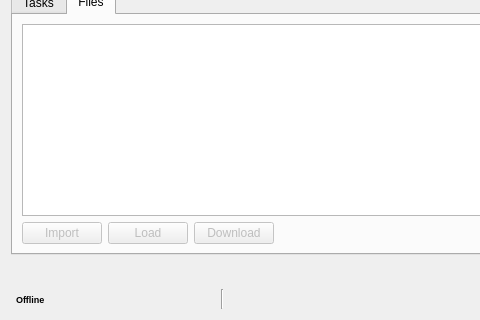
The window that module/wildchildanimation/gui/forms/maya/form.ui (dearyangyu/swing) describes before a commit, drawn with Qt 5; both pictures show x 0 to 480 and y 171 to 491 of the 650 by 491 pixel window.
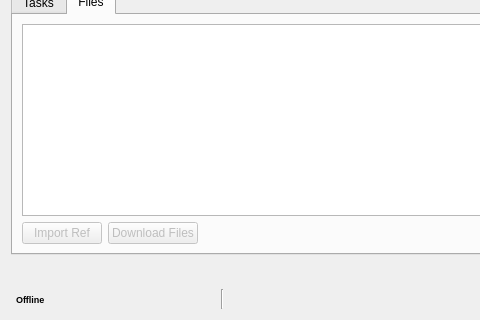
The same window after the commit. The open tabs and pages were chosen to show the change.

Patch:
```diff
--- a/module/wildchildanimation/gui/forms/maya/form.ui
+++ b/module/wildchildanimation/gui/forms/maya/form.ui
@@ -469,33 +469,20 @@
                 <bool>false</bool>
                </property>
                <property name="text">
-                <string>Import</string>
+                <string>Import Ref</string>
                </property>
                <property name="shortcut">
                 <string>Alt+I</string>
                </property>
               </widget>
              </item>
-             <item>
-              <widget class="QPushButton" name="pushButtonLoad">
-               <property name="enabled">
-                <bool>false</bool>
-               </property>
-               <property name="text">
-                <string>Load</string>
-               </property>
-               <property name="shortcut">
-                <string>Alt+L</string>
-               </property>
-              </widget>
-             </item>
              <item>
               <widget class="QPushButton" name="pushButtonDownload">
                <property name="enabled">
                 <bool>false</bool>
                </property>
                <property name="text">
-                <string>Download</string>
+                <string>Download Files</string>
                </property>
                <property name="shortcut">
                 <string>Alt+D</string>
```
Left out of the diff: 3 changed lines with no effect on the pictures.
